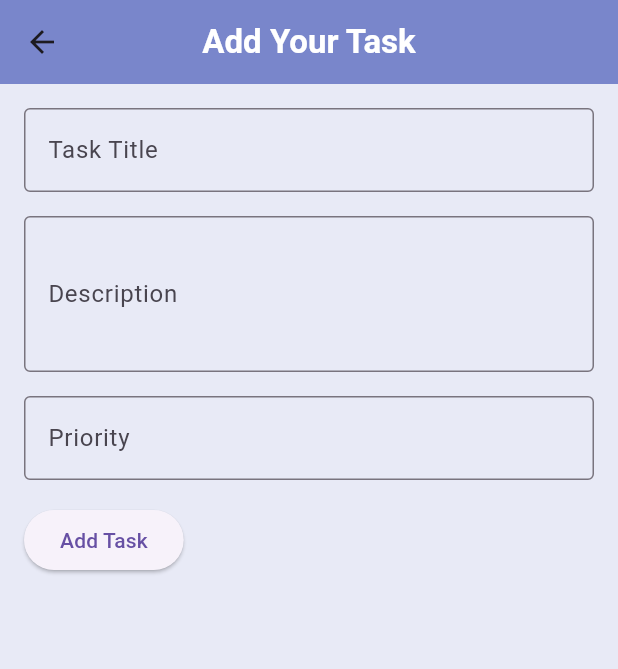
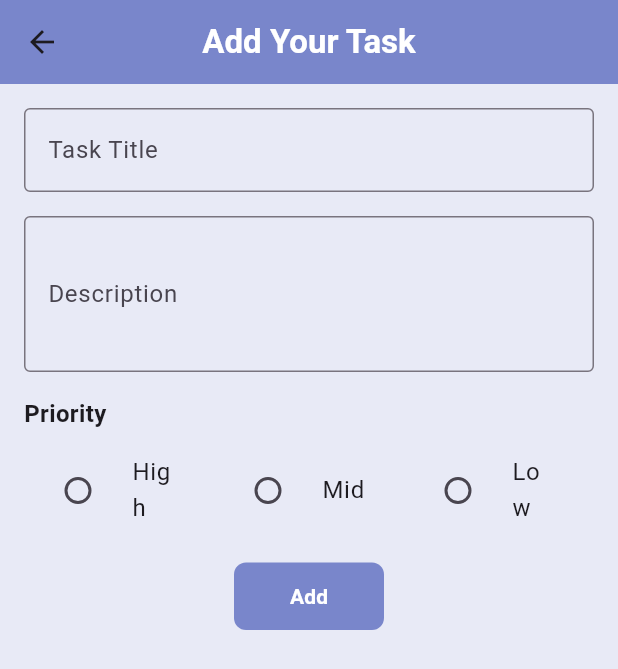
Before and after one commit to sohasara/To-Do-App, a Flutter app: the TextScreen screen opened directly, on a phone screen of 412 x 824 dp. Shown: the top 669 px of the screen. Run offline on Flutter 3.47's test engine with Material 3 defaults, Android fonts, the phone set to English and light mode, and no system bars; our stand-ins replace flutter_riverpod.

Commit message:
refactor TextScreen; replace priority input field with radio buttons and update button styling

```diff
--- a/lib/application/pages/home/text_screen.dart
+++ b/lib/application/pages/home/text_screen.dart
@@ -38,18 +38,63 @@ class TextScreen extends StatelessWidget {
               maxLines: 3,
             ),
             const SizedBox(height: 16),
-            const TextField(
-              decoration: InputDecoration(
-                labelText: 'Priority',
-                border: OutlineInputBorder(),
+            const Text(
+              'Priority',
+              style: TextStyle(
+                fontSize: 16,
+                fontWeight: FontWeight.bold,
               ),
-              keyboardType: TextInputType.number,
+            ),
+            const SizedBox(height: 8),
+            Row(
+              children: [
+                Expanded(
+                  child: RadioListTile<String>(
+                    title: const Text('High'),
+                    value: 'high',
+                    groupValue: 'priority',
+                    onChanged: (value) {},
+                  ),
+                ),
+                Expanded(
+                  child: RadioListTile<String>(
+                    title: const Text('Mid'),
+                    value: 'medium',
+                    groupValue: 'priority',
+                    onChanged: (value) {},
+                  ),
+                ),
+                Expanded(
+                  child: RadioListTile<String>(
+                    title: const Text('Low'),
+                    value: 'low',
+                    groupValue: 'priority',
+                    onChanged: (value) {},
+                  ),
+                ),
+              ],
             ),
             const SizedBox(height: 16),
-            ElevatedButton(
-              onPressed: () {},
-              child: const Text('Add Task'),
-            ),
+            Center(
+              child: Container(
+                height: 45,
+                width: 100,
+                decoration: BoxDecoration(
+                  color: Colors.indigo.shade300,
+                  borderRadius: BorderRadius.circular(8),
+                ),
+                child: TextButton(
+                  onPressed: () {},
+                  child: const Text(
+                    'Add',
+                    style: TextStyle(
+                      color: Colors.white,
+                      fontWeight: FontWeight.bold,
+                    ),
+                  ),
+                ),
+              ),
+            )
           ],
         ),
       ),
```
